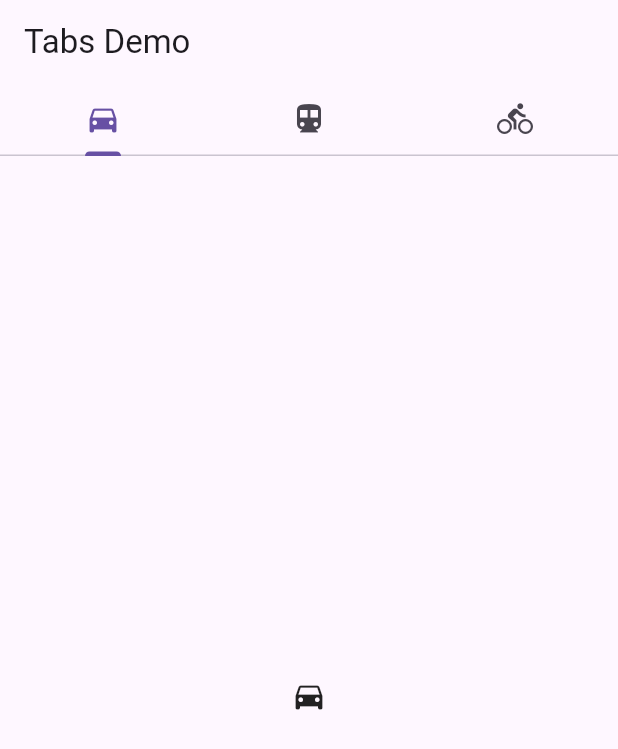
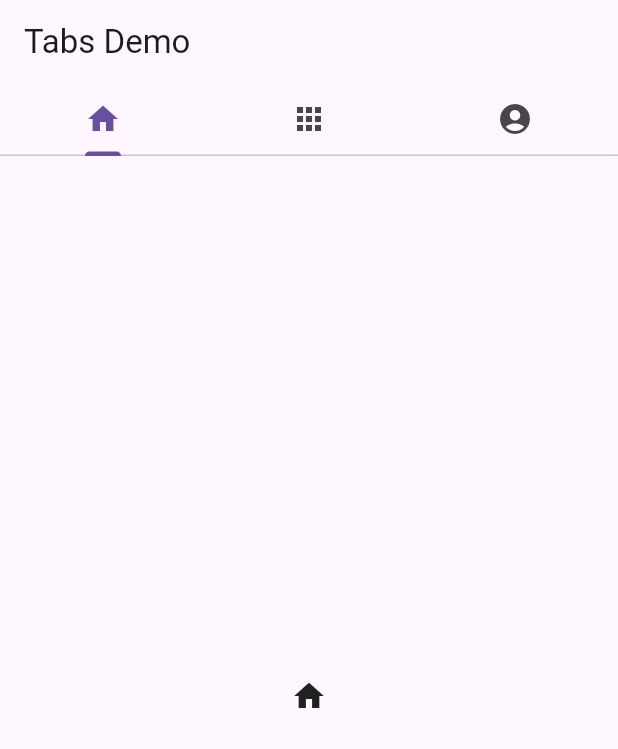
Before and after one commit to yankeeFulcrum/hackVioletProject, a Flutter app: the screen it shows after launch, on a phone screen of 412 x 824 dp. Shown: the top 749 px of the screen. Run offline on Flutter 3.47's test engine with Material 3 defaults, Android fonts, the phone set to English and light mode, and no system bars.

Commit message:
changed icons

```diff
--- a/hackviolet_project/lib/main.dart
+++ b/hackviolet_project/lib/main.dart
@@ -17,18 +17,18 @@ class TabBarDemo extends StatelessWidget {
           appBar: AppBar(
             bottom: const TabBar(
               tabs: [
-                Tab(icon: Icon(Icons.directions_car)),
-                Tab(icon: Icon(Icons.directions_transit)),
-                Tab(icon: Icon(Icons.directions_bike)),
+                Tab(icon: Icon(Icons.home)),
+                Tab(icon: Icon(Icons.apps)),
+                Tab(icon: Icon(Icons.account_circle)),
               ],
             ),
             title: const Text('Tabs Demo'),
           ),
           body: const TabBarView(
             children: [
-              Icon(Icons.directions_car),
-              Icon(Icons.directions_transit),
-              Icon(Icons.directions_bike),
+              Icon(Icons.home),
+              Icon(Icons.apps),
+              Icon(Icons.account_circle),
             ],
           ),
         ),
```
